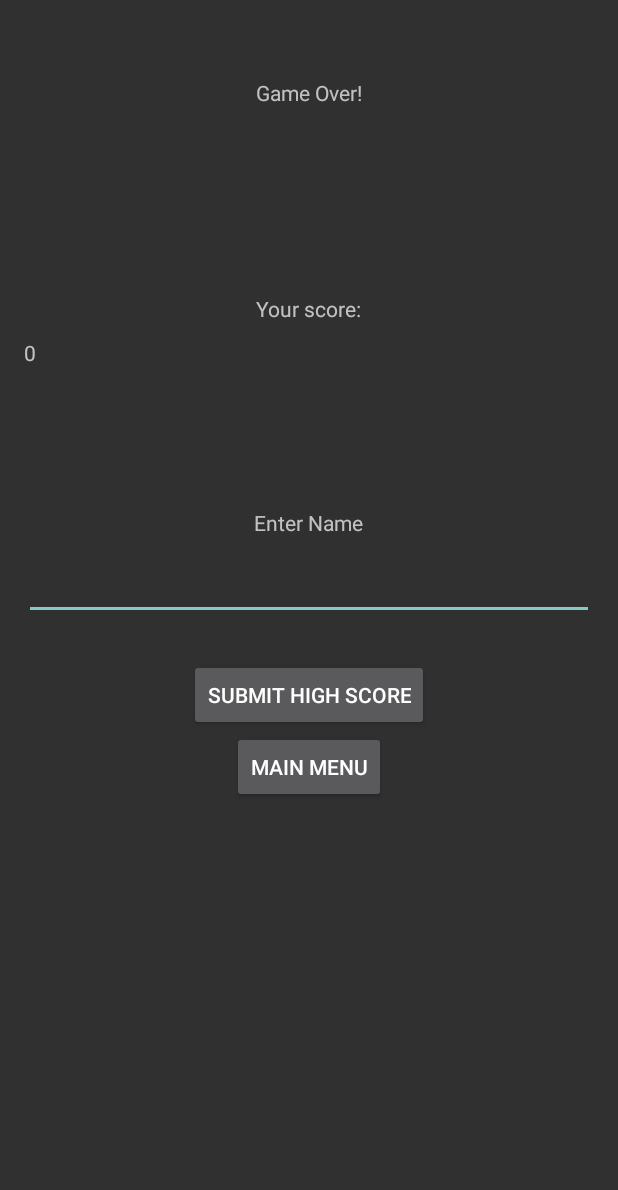
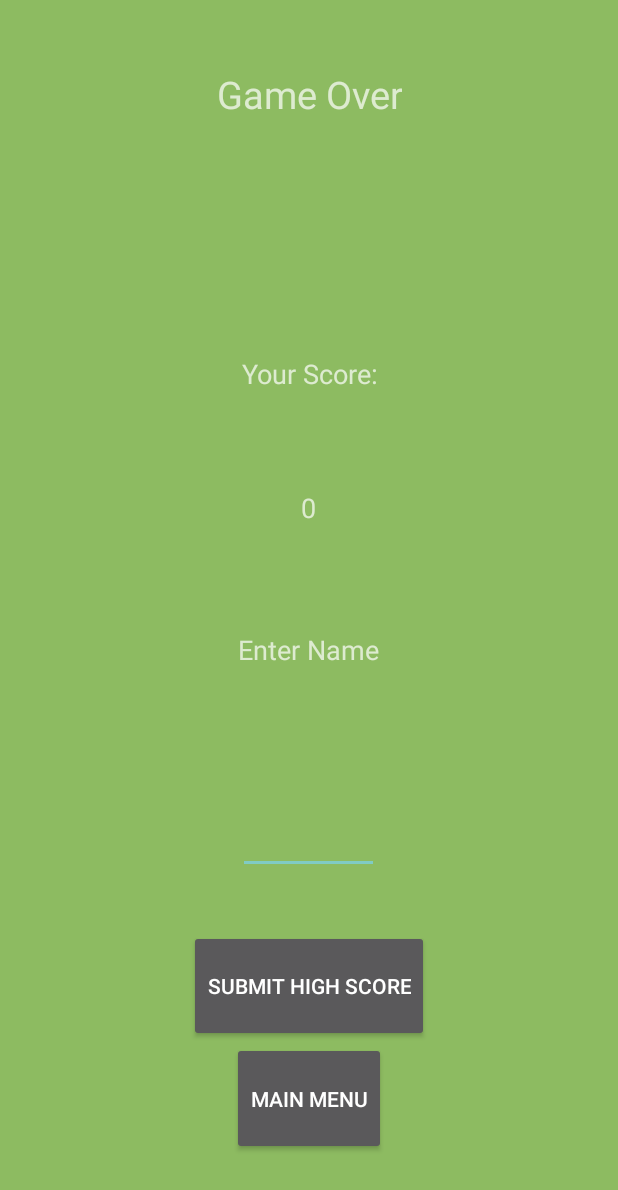
Before and after one commit to Mquinn960/Mole-App, an Android app: the EndActivity screen opened directly, with no data from a screen before it, on a phone screen of 412 x 824 dp. Shown: the top 1190 px of the screen. Run offline under Robolectric (Android 15) with nearby library versions, the phone set to English and light mode, and no system bars; 2 statements that could not run were skipped.

Commit message:
added sound, fixed layouts for end and highscores

```diff
--- a/app/src/main/res/layout/activity_end.xml
+++ b/app/src/main/res/layout/activity_end.xml
@@ -8,73 +8,126 @@
     android:paddingLeft="@dimen/activity_horizontal_margin"
     android:paddingRight="@dimen/activity_horizontal_margin"
     android:paddingTop="@dimen/activity_vertical_margin"
+    android:background="#8dbb61"
     tools:context="mquinn.whackamole.EndActivity">
 
-    <TextView
-        android:layout_width="fill_parent"
+    <LinearLayout
+        android:layout_width="match_parent"
+        android:layout_height="match_parent"
+        android:layout_alignParentTop="true"
+        android:orientation="vertical"
+        android:gravity="center"
+        android:weightSum="4">
+
+        <LinearLayout
+            android:layout_width="wrap_content"
             android:layout_height="wrap_content"
-        android:id="@+id/mScoreValue"
-        android:layout_alignParentTop="true"
-        android:layout_centerHorizontal="true"
-        android:layout_marginTop="209dp"/>
-
-    <EditText
-        android:layout_width="fill_parent"
-        android:layout_height="wrap_content"
-        android:id="@+id/mNameEntry"
-        android:layout_below="@+id/mScoreValue"
-        android:layout_centerHorizontal="true"
-        android:layout_marginTop="123dp"/>
+            android:orientation="vertical"
+            android:gravity="center"
+            android:layout_weight="1"
+            android:weightSum="2">
 
             <TextView
                 android:layout_width="wrap_content"
-        android:layout_height="wrap_content"
-        android:text="Enter Name"
-        android:id="@+id/nameField"
-        android:layout_alignBottom="@+id/mNameEntry"
-        android:layout_centerHorizontal="true"
-        android:layout_marginBottom="55dp"/>
+                android:layout_height="0dp"
+                android:text="@string/str_game_over"
+                android:gravity="center"
+                android:layout_weight="1"
+                android:id="@+id/gameOver"
+                android:textSize="25sp"/>
 
             <TextView
                 android:layout_width="wrap_content"
+                android:layout_height="0dp"
+                android:layout_weight="1"
+                android:gravity="center"
+                android:id="@+id/mReasonDisplay"
+                android:textSize="18sp"/>
+
+        </LinearLayout>
+
+        <LinearLayout
+            android:layout_width="wrap_content"
             android:layout_height="wrap_content"
-        android:text="Game Over!"
-        android:id="@+id/gameOver"
-        android:layout_alignParentTop="true"
-        android:layout_centerHorizontal="true"
-        android:layout_marginTop="36dp"/>
+            android:orientation="vertical"
+            android:layout_weight="1"
+            android:gravity="center"
+            android:weightSum="2"
+            android:layout_gravity="center_horizontal">
 
             <TextView
                 android:layout_width="wrap_content"
-        android:layout_height="wrap_content"
-        android:text="Your score:"
+                android:layout_height="0dp"
+                android:layout_weight="1"
+                android:text="@string/str_your_score"
+                android:gravity="center"
                 android:id="@+id/ScoreField"
-        android:layout_alignBottom="@+id/mScoreValue"
-        android:layout_centerHorizontal="true"
-        android:layout_marginBottom="29dp"/>
+                android:textSize="18sp"/>
 
             <TextView
                 android:layout_width="wrap_content"
+                android:layout_height="0dp"
+                android:id="@+id/mScoreValue"
+                android:gravity="center"
+                android:layout_weight="1"
+                android:textSize="18sp"/>
+
+        </LinearLayout>
+
+        <LinearLayout
+            android:layout_width="wrap_content"
             android:layout_height="wrap_content"
-        android:id="@+id/mReasonDisplay"
-        android:layout_below="@+id/gameOver"
-        android:layout_centerHorizontal="true"
-        android:layout_marginTop="32dp"/>
+            android:orientation="vertical"
+            android:layout_weight="1"
+            android:gravity="center"
+            android:weightSum="2">
+
+            <TextView
+                android:layout_width="wrap_content"
+                android:layout_height="0dp"
+                android:text="@string/str_name_entry"
+                android:layout_weight="1"
+                android:gravity="center"
+                android:id="@+id/nameField"
+                android:textSize="18sp"/>
+
+            <EditText
+                android:layout_width="match_parent"
+                android:layout_height="0dp"
+                android:inputType="text"
+                android:layout_weight="1"
+                android:gravity="center"
+                android:id="@+id/mNameEntry"
+                android:textSize="18sp"/>
+
+        </LinearLayout>
+
+        <LinearLayout
+            android:layout_width="wrap_content"
+            android:layout_height="wrap_content"
+            android:orientation="vertical"
+            android:layout_weight="1"
+            android:gravity="center"
+            android:weightSum="3">
 
             <Button
                 android:layout_width="wrap_content"
-        android:layout_height="wrap_content"
-        android:text="Submit High Score"
-        android:id="@+id/button_Submit"
-        android:layout_marginTop="26dp"
-        android:layout_below="@+id/mNameEntry"
-        android:layout_centerHorizontal="true"/>
+                android:layout_height="0dp"
+                android:layout_weight="1"
+                android:gravity="center"
+                android:text="@string/str_button_submit"
+                android:id="@+id/button_Submit"/>
 
             <Button
                 android:layout_width="wrap_content"
-        android:layout_height="wrap_content"
-        android:text="Main Menu"
-        android:id="@+id/button_Menu"
-        android:layout_below="@+id/button_Submit"
-        android:layout_centerHorizontal="true"/>
+                android:layout_height="0dp"
+                android:layout_weight="1"
+                android:gravity="center"
+                android:text="@string/str_button_main"
+                android:id="@+id/button_Menu"/>
+
+        </LinearLayout>
+
+    </LinearLayout>
+
 </RelativeLayout>
--- a/app/src/main/res/layout/activity_options.xml
+++ b/app/src/main/res/layout/activity_options.xml
@@ -8,6 +8,7 @@
     android:paddingLeft="@dimen/activity_horizontal_margin"
     android:paddingRight="@dimen/activity_horizontal_margin"
     android:paddingTop="@dimen/activity_vertical_margin"
+    android:background="#8dbb61"
     tools:context="mquinn.whackamole.OptionsActivity">
 
 </RelativeLayout>
--- a/app/src/main/res/values/strings.xml
+++ b/app/src/main/res/values/strings.xml
@@ -5,6 +5,13 @@
     <string name="str_button_scores">High Scores</string>
     <string name="str_text_title">Whack A Mole!</string>
     <string name="str_button_options">Options</string>
+    <string name="str_button_main">Main Menu</string>
+    <string name="str_button_submit">Submit High Score</string>
+
+    <string name="str_game_over">Game Over</string>
+
+    <string name="str_your_score">Your Score:</string>
+    <string name="str_name_entry">Enter Name</string>
 
     <string name="str_time_label">Time:</string>
     <string name="str_score_label">Score:</string>
```
Also changed, not shown: app/src/main/java/mquinn/whackamole/GameActivity.java (+41 -2 lines), app/src/main/java/mquinn/whackamole/ScoresActivity.java (+14 -1 lines), app/src/main/res/layout/activity_scores.xml (+28 -9 lines), 2 other files. Lines whose indentation alone changed are shown as unchanged.
